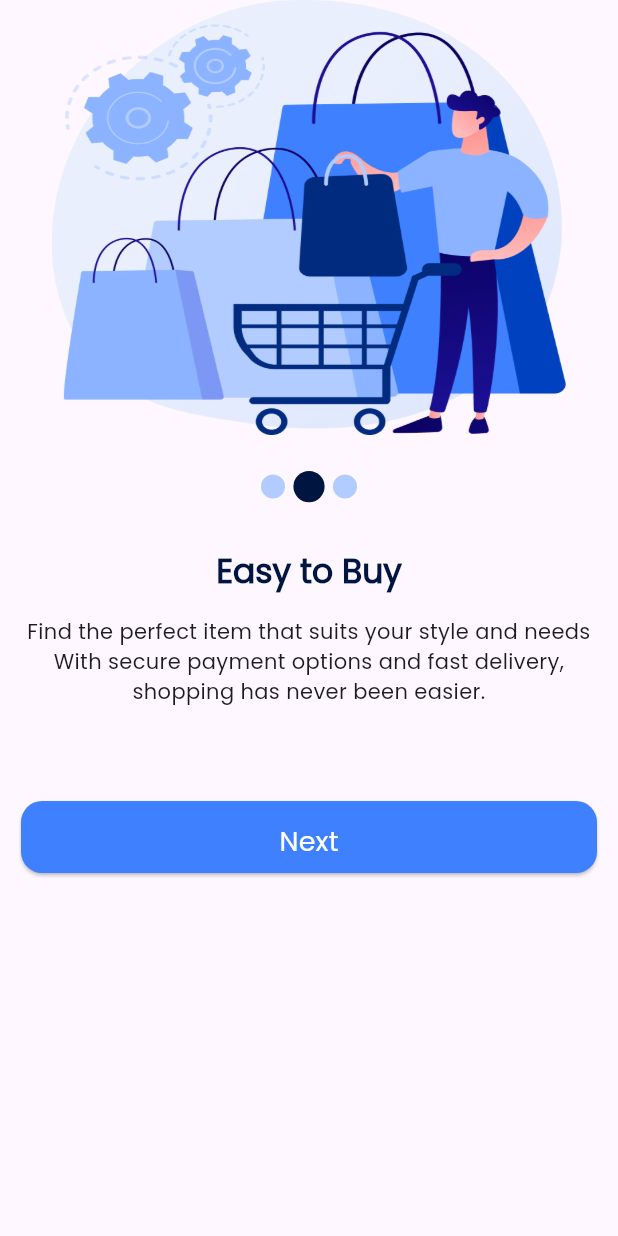
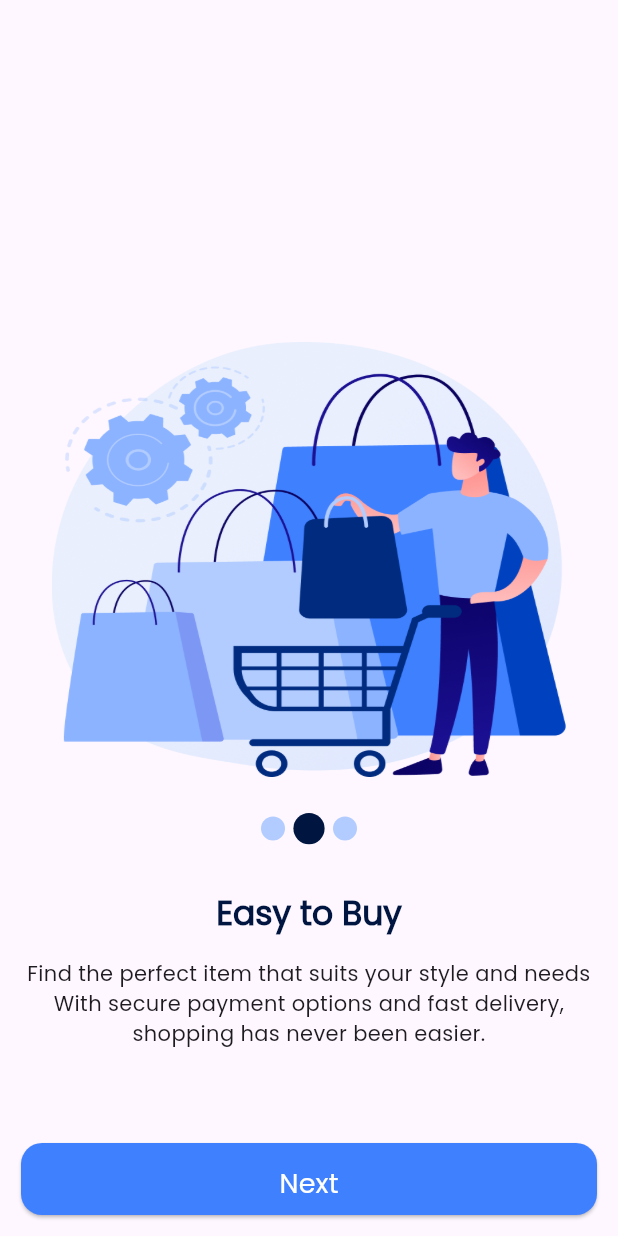
Before and after one commit to Ahmed-plusplus/Marketi, a Flutter app: the screen it shows after launch, swiped to page 2, on a phone screen of 412 x 824 dp. Run offline on Flutter 3.47's test engine with Material 3 defaults, Android fonts, the phone set to English and light mode, and no system bars; drawn by our look-alikes of smooth_page_indicator; our stand-ins replace dio, flutter_bloc, flutter_svg, get_it, go_router, shared_preferences.

Commit message:
fix onboarding allignment

```diff
--- a/marketi/lib/features/onboarding/presentation/views/on_boarding_view.dart
+++ b/marketi/lib/features/onboarding/presentation/views/on_boarding_view.dart
@@ -24,15 +24,17 @@ class _OnBoardingViewState extends State<OnBoardingView> {
   Widget build(BuildContext context) {
     return SafeArea(
       child: Scaffold(
-        body: Align(
-          alignment: AlignmentGeometry.bottomCenter,
-          child: Padding(
+        body: Column(
+          mainAxisAlignment: MainAxisAlignment.end,
+          children: [
+            Padding(
               padding: const EdgeInsets.symmetric(horizontal: 14.0),
               child: BlocConsumer<OnBoardingCubit, OnBoardingStates>(
                 listener: (context, state) {},
                 builder: (context, state) {
                   OnBoardingCubit cubit = OnBoardingCubit.get(context);
                   return ListView(
+                    shrinkWrap: true,
                     physics: const BouncingScrollPhysics(),
                     children: [
                       OnBoardingWidgetBody(
@@ -45,12 +47,13 @@ class _OnBoardingViewState extends State<OnBoardingView> {
                       ),
                       const SizedBox(height: 34),
                       OnBoardingButton(currentIndex: cubit.currentIndex, controller: controller),
-                    const SizedBox(height: 48),
+                      const SizedBox(height: 14),
                     ],
                   );
                 }
               ),
             ),
+          ],
         ),
       ),
     );
```
Lines whose indentation alone changed are shown as unchanged.
